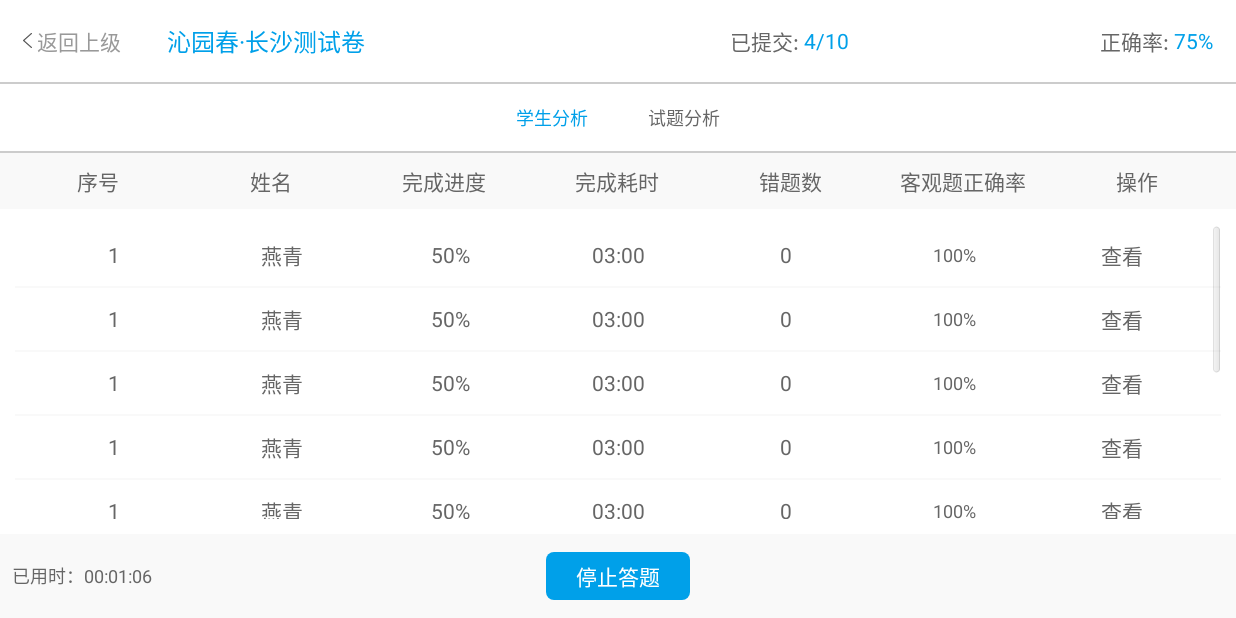
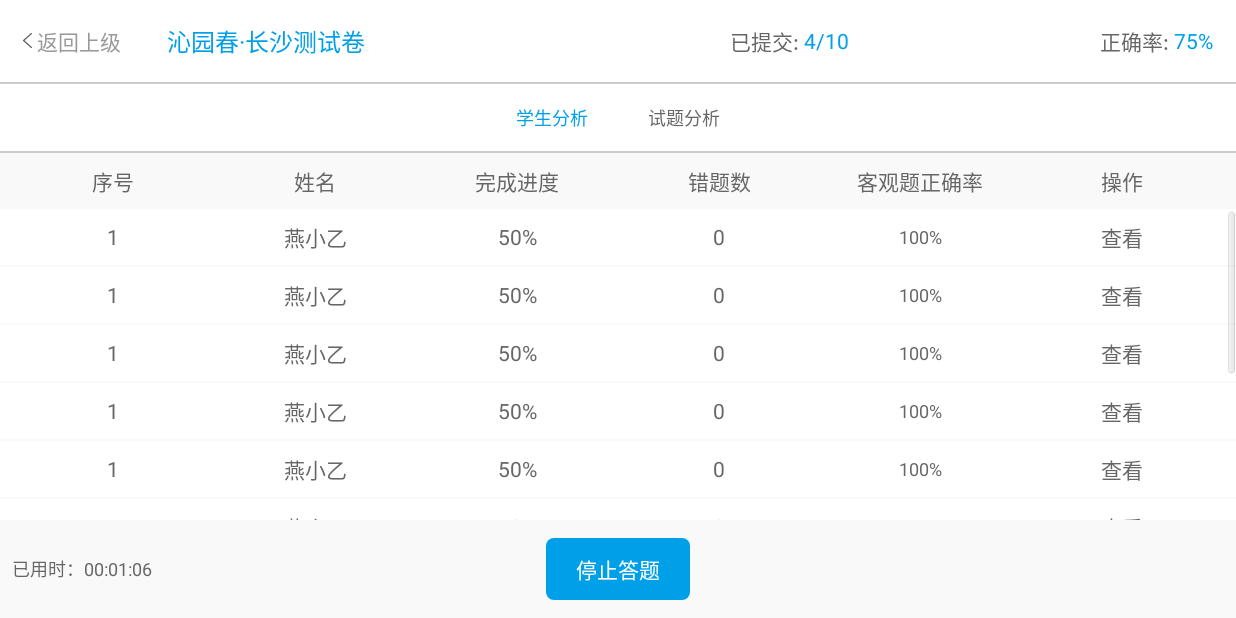
Before and after one commit to chenhuigithub/AttendClassTPad, an Android app: the AnswerTestPaperReportAty screen opened directly, with no data from a screen before it, on a phone screen of 824 x 412 dp (held sideways). Run offline under Robolectric (Android 15) with nearby library versions, the phone set to English and light mode, and no system bars.

Commit message:
测试模块 界面修改

```diff
--- /dev/null
+++ b/app/src/main/java/com/example/attendclasstpad/model/ICanGetKeyValue.java
@@ -0,0 +1,22 @@
+package com.example.attendclasstpad.model;
+
+public abstract class ICanGetKeyValue {
+    private String key;
+    private String value;
+
+    public String getKey() {
+        return key;
+    }
+
+    public void setKey(String key) {
+        this.key = key;
+    }
+
+    public String getValue() {
+        return value;
+    }
+
+    public void setValue(String value) {
+        this.value = value;
+    }
+}
--- a/app/src/main/java/com/example/attendclasstpad/model/TestPaper.java
+++ b/app/src/main/java/com/example/attendclasstpad/model/TestPaper.java
@@ -3,7 +3,7 @@ package com.example.attendclasstpad.model;
 /**
  * 试卷
  */
-public class TestPaper {
+public class TestPaper extends ICanGetKeyValue {
     private String ID; //试卷ID
     private String name;//试卷名称
     private String createTime;//创建时间
--- a/app/src/main/res/layout/layout_aty_answer_test_paper_report.xml
+++ b/app/src/main/res/layout/layout_aty_answer_test_paper_report.xml
@@ -150,7 +150,6 @@
         android:id="@+id/fl_content_layout_aty_atp_report"
         android:layout_width="match_parent"
         android:layout_height="match_parent"
-        android:layout_toRightOf="@id/ll_wrapper_left_menu_bar_layout_activity_main"
         android:background="@android:color/white" />
 
 </LinearLayout>
--- a/app/src/main/res/layout/layout_v_answer_test_paper_student_analysis.xml
+++ b/app/src/main/res/layout/layout_v_answer_test_paper_student_analysis.xml
@@ -14,7 +14,7 @@
         <TextView
             android:layout_width="0px"
             android:layout_height="wrap_content"
-            android:layout_weight="1.4"
+            android:layout_weight="1.6"
             android:clickable="true"
             android:gravity="center"
             android:text="序号"
@@ -24,7 +24,7 @@
         <TextView
             android:layout_width="0px"
             android:layout_height="wrap_content"
-            android:layout_weight="1.4"
+            android:layout_weight="1.6"
             android:clickable="true"
             android:gravity="center"
             android:text="姓名"
@@ -34,27 +34,19 @@
         <TextView
             android:layout_width="0px"
             android:layout_height="wrap_content"
-            android:layout_weight="1.4"
+            android:layout_weight="1.6"
             android:clickable="true"
             android:gravity="center"
             android:text="完成进度"
             android:textColor="@color/color_text_content"
             android:textSize="@dimen/dimen_text_007" />
 
-        <TextView
-            android:layout_width="0px"
-            android:layout_height="wrap_content"
-            android:layout_weight="1.4"
-            android:clickable="true"
-            android:gravity="center"
-            android:text="完成耗时"
-            android:textColor="@color/color_text_content"
-            android:textSize="@dimen/dimen_text_007" />
+
 
         <TextView
             android:layout_width="0px"
             android:layout_height="wrap_content"
-            android:layout_weight="1.4"
+            android:layout_weight="1.6"
             android:clickable="true"
             android:gravity="center"
             android:text="错题数"
@@ -64,7 +56,7 @@
         <TextView
             android:layout_width="0px"
             android:layout_height="wrap_content"
-            android:layout_weight="1.4"
+            android:layout_weight="1.6"
             android:clickable="true"
             android:gravity="center"
             android:text="客观题正确率"
@@ -74,7 +66,7 @@
         <TextView
             android:layout_width="0px"
             android:layout_height="wrap_content"
-            android:layout_weight="1.4"
+            android:layout_weight="1.6"
             android:clickable="true"
             android:gravity="center"
             android:text="操作"
@@ -105,11 +97,11 @@
 
         <TextView
             android:id="@+id/tv_stop_layout_v_atps_analysis"
-            style="@style/SingBgForRectangle"
+            style="@style/SingBgForRectangle02"
             android:layout_centerHorizontal="true"
             android:layout_centerVertical="true"
             android:layout_marginBottom="@dimen/dimen_padding_005"
-            android:background="@drawable/selector_for_blue_rectangle01"
+            android:background="@drawable/selector_for_blue_corner_rectangle01"
             android:clickable="true"
             android:gravity="center"
             android:text="停止答题"
@@ -124,7 +116,6 @@
         style="@style/NormalLv"
         android:layout_above="@id/rl_stop_layout_v_atps_analysis"
         android:layout_below="@id/ll_wrapper_01_layout_v_atps_analysis"
-        android:padding="@dimen/dimen_padding_006"
         android:visibility="visible" />
 
 
--- a/app/src/main/res/layout/layout_v_answer_test_paper_student_ananysis_item.xml
+++ b/app/src/main/res/layout/layout_v_answer_test_paper_student_ananysis_item.xml
@@ -3,12 +3,12 @@
     android:layout_height="match_parent"
     android:gravity="center_vertical"
     android:orientation="horizontal"
-    android:padding="@dimen/dimen_padding_006">
+    android:padding="@dimen/dimen_padding_005">
 
     <TextView
         android:layout_width="0px"
         android:layout_height="wrap_content"
-        android:layout_weight="1.4"
+        android:layout_weight="1.6"
         android:clickable="true"
         android:gravity="center"
         android:text="1"
@@ -18,37 +18,28 @@
     <TextView
         android:layout_width="0px"
         android:layout_height="wrap_content"
-        android:layout_weight="1.4"
+        android:layout_weight="1.6"
         android:clickable="true"
         android:gravity="center"
-        android:text="燕青"
+        android:text="燕小乙"
         android:textColor="@color/color_text_content"
         android:textSize="@dimen/dimen_text_007" />
 
     <TextView
         android:layout_width="0px"
         android:layout_height="wrap_content"
-        android:layout_weight="1.4"
+        android:layout_weight="1.6"
         android:clickable="true"
         android:gravity="center"
         android:text="50%"
         android:textColor="@color/color_text_content"
         android:textSize="@dimen/dimen_text_007" />
 
-    <TextView
-        android:layout_width="0px"
-        android:layout_height="wrap_content"
-        android:layout_weight="1.4"
-        android:clickable="true"
-        android:gravity="center"
-        android:text="03:00"
-        android:textColor="@color/color_text_content"
-        android:textSize="@dimen/dimen_text_007" />
 
     <TextView
         android:layout_width="0px"
         android:layout_height="wrap_content"
-        android:layout_weight="1.4"
+        android:layout_weight="1.6"
         android:clickable="true"
         android:gravity="center"
         android:text="0"
@@ -58,7 +49,7 @@
     <TextView
         android:layout_width="0px"
         android:layout_height="wrap_content"
-        android:layout_weight="1.4"
+        android:layout_weight="1.6"
         android:clickable="true"
         android:gravity="center"
         android:text="100%"
@@ -68,7 +59,7 @@
     <TextView
         android:layout_width="0px"
         android:layout_height="wrap_content"
-        android:layout_weight="1.4"
+        android:layout_weight="1.6"
         android:clickable="true"
         android:gravity="center"
         android:text="查看"
--- a/app/src/main/res/values/colors.xml
+++ b/app/src/main/res/values/colors.xml
@@ -56,6 +56,7 @@
     <color name="light_red2">#EB5F7C</color>
     <color name="orange">#FFBA68</color>
     <color name="orange01">#FE9602</color>
+    <color name="orange02">#FE710A</color>
     <color name="yellow01">#FDEECE</color>
 
     <!-- 橘红色 -->
@@ -84,4 +85,5 @@
     <!-- 浅灰：editText边框线颜色 -->
     <color name="color_light_grey_for_edit">#d0d0d0</color>
 
+
 </resources>
--- a/app/src/main/res/values/styles.xml
+++ b/app/src/main/res/values/styles.xml
@@ -67,6 +67,16 @@
         <item name="android:paddingRight">@dimen/dimen_padding_008</item>
     </style>
 
+    <!--实心小矩形-->
+    <style name="SingBgForRectangle02" parent="android:Widget.TextView">
+        <item name="android:layout_width">wrap_content</item>
+        <item name="android:layout_height">wrap_content</item>
+        <item name="android:paddingTop">@dimen/dimen_padding_006</item>
+        <item name="android:paddingBottom">@dimen/dimen_padding_006</item>
+        <item name="android:paddingLeft">@dimen/dimen_padding_008</item>
+        <item name="android:paddingRight">@dimen/dimen_padding_008</item>
+    </style>
+
     <!-- 一般列表样式(点击时无原有黄色背景效果等) -->
     <style name="NormalList">
         <item name="android:cacheColorHint">#00000000</item>
```
Also changed, not shown: app/src/main/java/com/example/attendclasstpad/fg/TestFg.java (+81 -13 lines), app/src/main/res/drawable/selector_for_orange_corner_rectangle.xml (added, +26 -0 lines), app/src/main/res/layout/layout_fg_test.xml (+3 -8 lines), app/src/main/res/layout/layout_v_test_paper_item.xml (+2 -5 lines), app/src/main/res/drawable/selector_for_blue_corner_rectangle01.xml (renamed from app/src/main/res/drawable/selector_for_blue_rectangle01.xml).
